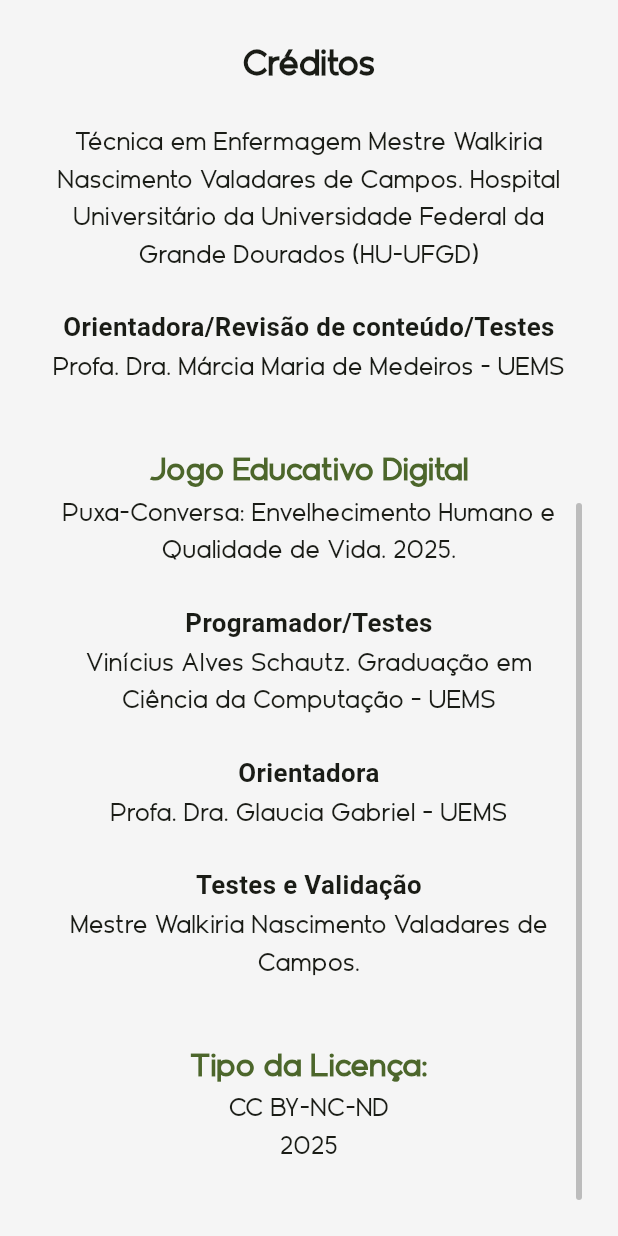
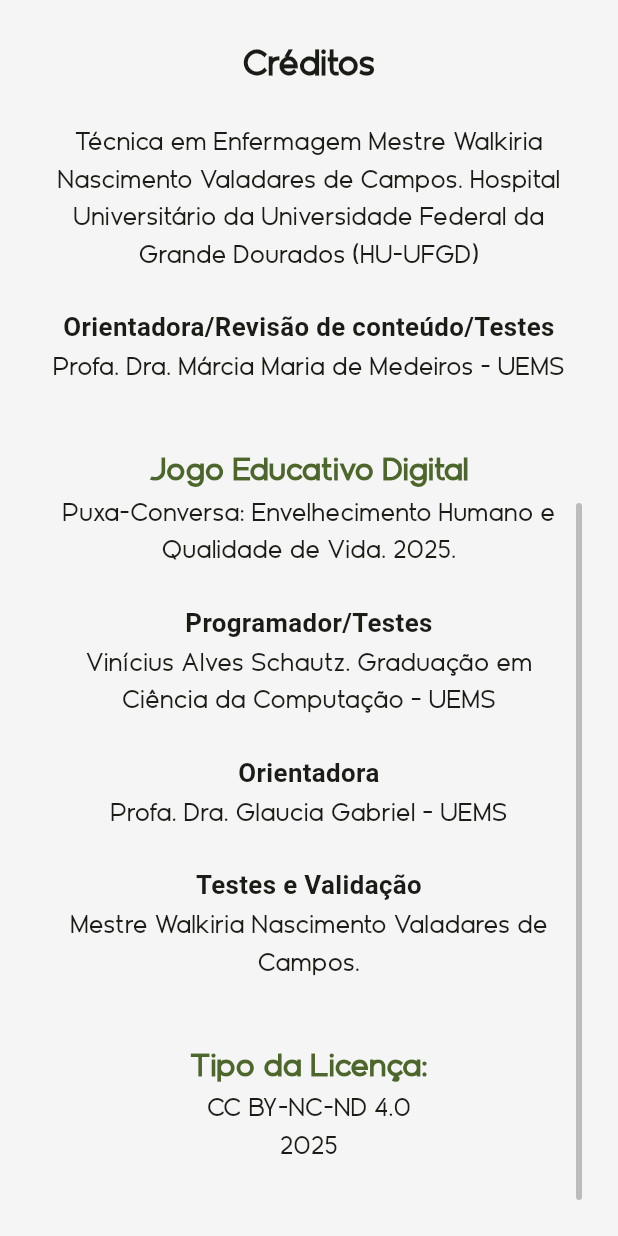
Before and after one commit to schautsu/puxaconversa_app, a Flutter app: the CreditsScreen screen opened directly, scrolled down 400 dp, on a phone screen of 412 x 824 dp. Run offline on Flutter 3.47's test engine with Material 3 defaults, Android fonts, the phone set to English and light mode, and no system bars; drawn by our look-alikes of auto_size_text; our stand-ins replace appinio_swiper, sizer, sqflite; missing offline and left inert: fading_edge_scrollview; accounts and stored records are empty.

Commit message:
adição de 4.0 na licença

```diff
--- a/lib/ui/credits/credits_screen.dart
+++ b/lib/ui/credits/credits_screen.dart
@@ -151,7 +151,7 @@ class CreditsScreen extends StatelessWidget {
                 textAlign: TextAlign.center,
               ),
               AutoSizeText(
-                'CC BY-NC-ND\n2025\n',
+                'CC BY-NC-ND 4.0\n2025\n',
                 style: defaultStyle,
                 textAlign: TextAlign.center,
               ),
```
